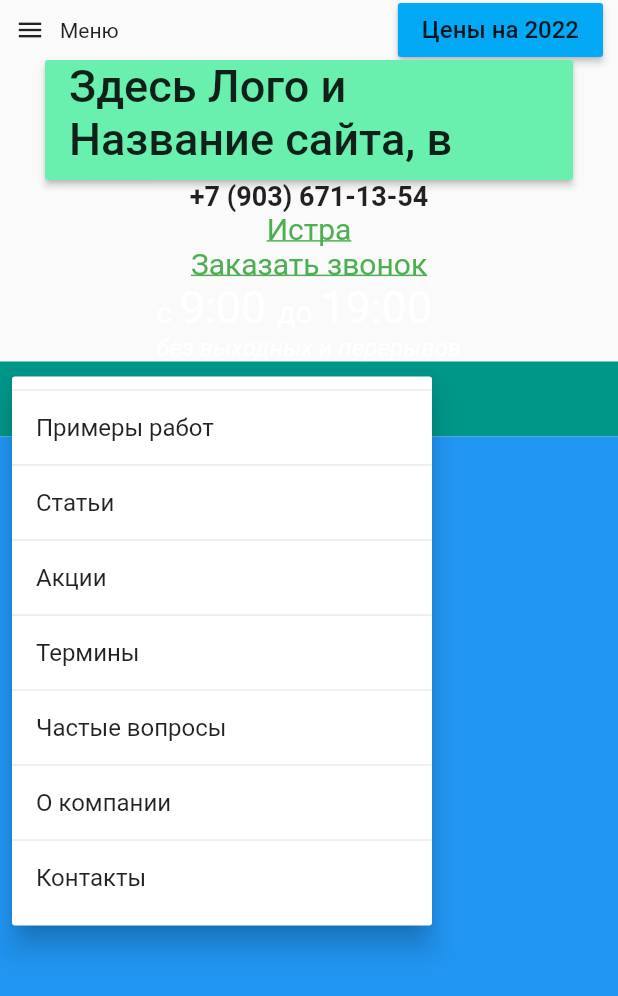
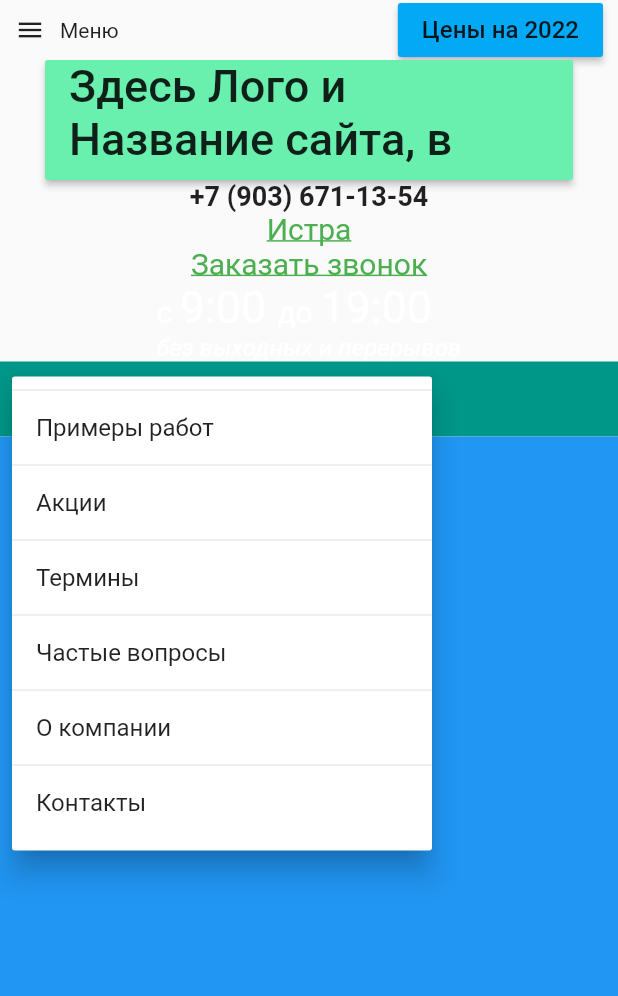
Before and after one commit to AleXWitE/dachnyak_web, a Flutter app: the AboutPage screen opened by its route, after a tap on "КАТАЛОГ УСЛУГ", on a phone screen of 412 x 824 dp. Shown: the top 996 px of the screen. Run offline on Flutter 3.47's test engine with Material 2 defaults, Android fonts, the phone set to English and light mode, and no system bars.

```diff
--- a/lib/commons/widgets/service_catalog_widget.dart
+++ b/lib/commons/widgets/service_catalog_widget.dart
@@ -26,6 +26,7 @@ class _ServiceCatalogState extends State<ServiceCatalog> {
     final _provTitle = _provider.siteTitle;
 
     final _popupMenu = PopupMenuButton(
+      onSelected: (value) => Navigator.pushNamed(context, '$value'),
         padding: EdgeInsets.zero,
         tooltip: "Открыть каталог услуг",
         child: Padding(
@@ -50,9 +51,8 @@ class _ServiceCatalogState extends State<ServiceCatalog> {
               mouseCursor: SystemMouseCursors.click,
               onTap: () {
                 _provider.changeTitle("Примеры работ");
-                Navigator.pushNamed(context, '/examples');
               },
-              value: 'examples',
+              value: '/examples',
               child: Container(
                   width: MediaQuery.of(context).size.width,
                   color: _provTitle == "Примеры работ"
@@ -63,24 +63,9 @@ class _ServiceCatalogState extends State<ServiceCatalog> {
           PopupMenuItem(
               mouseCursor: SystemMouseCursors.click,
               onTap: () {
-                _provider.changeTitle("Статьи");
-                Navigator.pushNamed(context, '/articles');
+                _provider.changeTitle("Акции");
               },
-              value: 'articles',
-              child: Container(
-                  width: MediaQuery.of(context).size.width,
-                  color: _provTitle == "Статьи"
-                      ? Colors.greenAccent
-                      : Colors.white,
-                  child: const Text("Статьи"))),
-          const PopupMenuDivider(height: 2.0,),
-          PopupMenuItem(
-              mouseCursor: SystemMouseCursors.click,
-              onTap: () {
-                _provider.changeTitle("Акции");
-                Navigator.pushNamed(context, '/discount');
-              },
-              value: 'discount',
+              value: '/discount',
               child: Container(
                   width: MediaQuery.of(context).size.width,
                   color: _provTitle == "Акции"
@@ -92,9 +77,8 @@ class _ServiceCatalogState extends State<ServiceCatalog> {
               mouseCursor: SystemMouseCursors.click,
               onTap: () {
                 _provider.changeTitle("Термины");
-                Navigator.pushNamed(context, '/terms');
               },
-              value: 'terms',
+              value: '/terms',
               child: Container(
                   width: MediaQuery.of(context).size.width,
                   color: _provTitle == "Термины"
@@ -106,9 +90,8 @@ class _ServiceCatalogState extends State<ServiceCatalog> {
               mouseCursor: SystemMouseCursors.click,
               onTap: () {
                 _provider.changeTitle("Частые вопросы");
-                Navigator.pushNamed(context, '/q_a');
               },
-              value: 'q_a',
+              value: '/q_a',
               child: Container(
                   width: MediaQuery.of(context).size.width,
                   color: _provTitle == "Частые вопросы"
@@ -120,9 +103,8 @@ class _ServiceCatalogState extends State<ServiceCatalog> {
               mouseCursor: SystemMouseCursors.click,
               onTap: () {
                 _provider.changeTitle("О компании");
-                Navigator.pushNamed(context, '/about');
               },
-              value: 'about',
+              value: '/about',
               child: Container(
                   width: MediaQuery.of(context).size.width,
                   color: _provTitle == "О компании"
@@ -134,9 +116,8 @@ class _ServiceCatalogState extends State<ServiceCatalog> {
               mouseCursor: SystemMouseCursors.click,
               onTap: () {
                 _provider.changeTitle("Контакты");
-                Navigator.pushNamed(context, '/contacts');
               },
-              value: 'contacts',
+              value: '/contacts',
               child: Container(
                   width: MediaQuery.of(context).size.width,
                   color: _provTitle == "Контакты"
```
Also changed, not shown: 1 other file.
